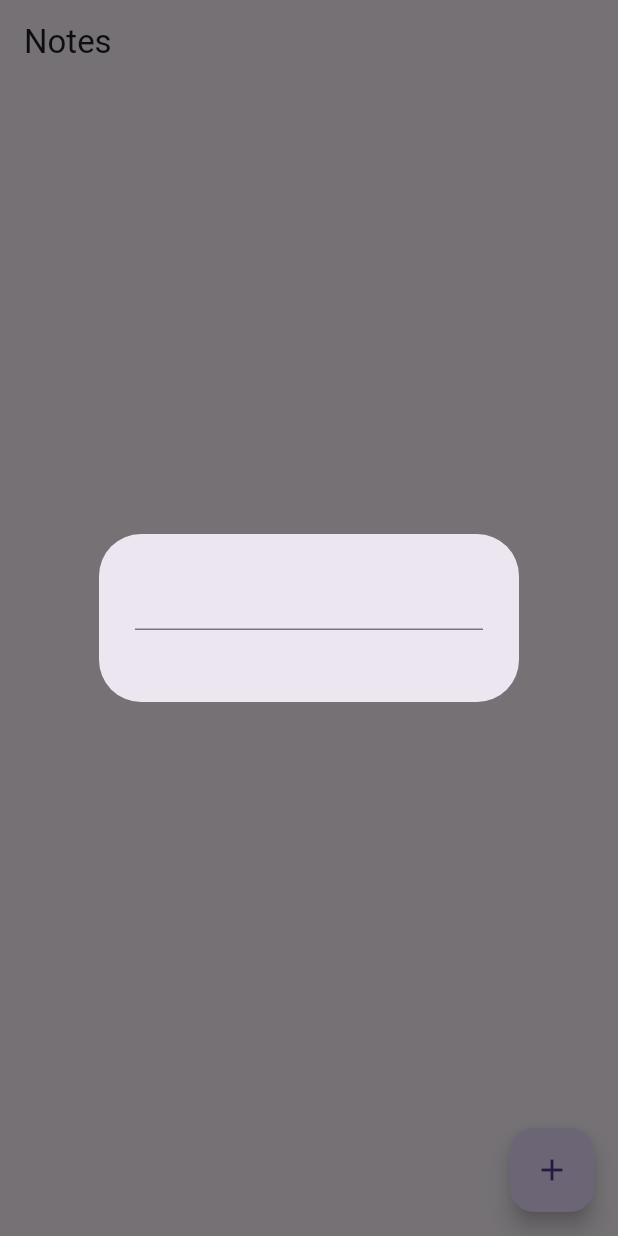
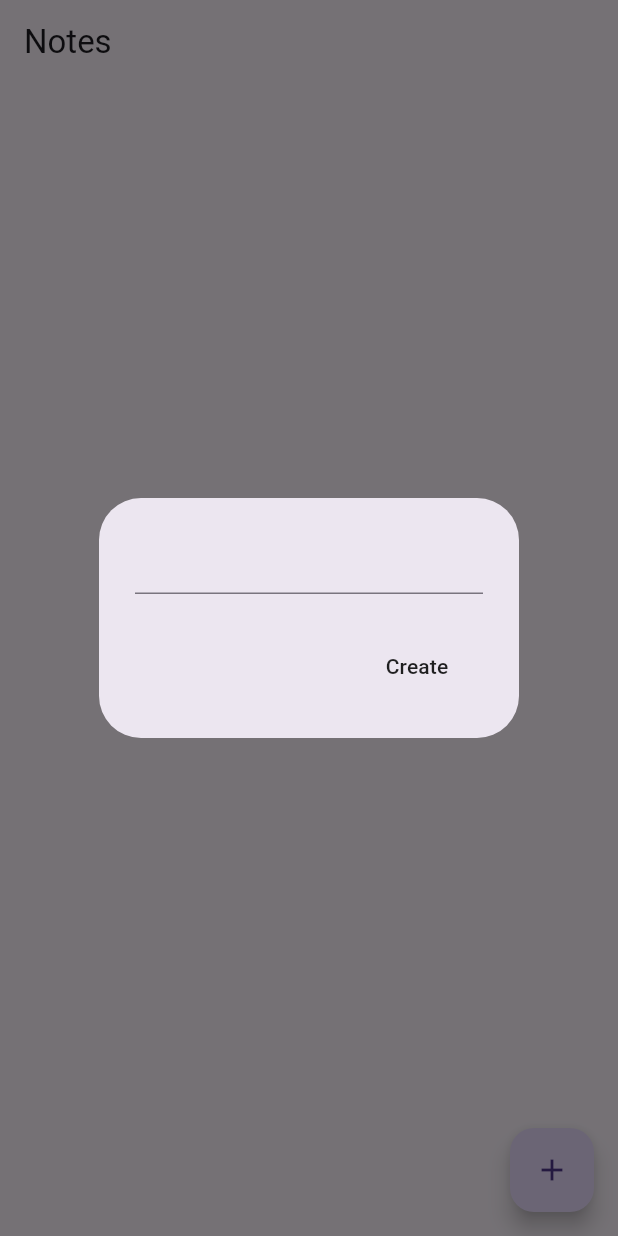
Before and after one commit to ZakyTm/Note_app, a Flutter app: the screen it shows after launch, after a tap on the "add" icon, on a phone screen of 412 x 824 dp. Run offline on Flutter 3.47's test engine with Material 3 defaults, Android fonts, the phone set to English and light mode, and no system bars; our stand-ins replace isar; accounts and stored records are empty; generated files the repository leaves out were written again.

Commit message:
Add createNote functionality to NotesPage

```diff
--- a/lib/pages/notes_page.dart
+++ b/lib/pages/notes_page.dart
@@ -1,4 +1,6 @@
 import 'package:flutter/material.dart';
+import 'package:note_app/models/note_database.dart';
+import 'package:provider/provider.dart';
 
 class NotesPage extends StatefulWidget {
   const NotesPage({super.key});
@@ -20,8 +22,17 @@ class _NotesPageState extends State<NotesPage> {
           controller: textController,
         ),
         actions: [
-           // create a button
-
+          // create a button
+          MaterialButton(
+            onPressed: () {
+              // call the addNote method from the provider
+              // to save the note to the database
+              context.read<NoteDataBase>().addNote(textController.text);
+              // and then close the dialog
+              Navigator.of(context).pop();
+            },
+            child: const Text("Create"),
+          ),
         ],
       ),
     );
```
